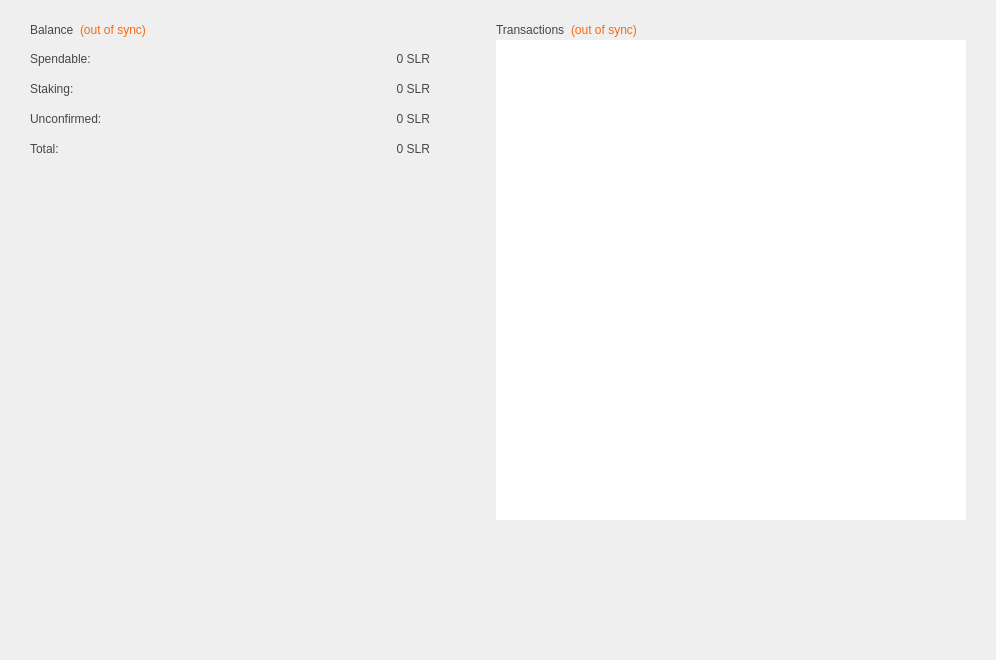
Before: the Qt Designer form src/qt/forms/overviewpage.ui in onsightit/solarcoin, drawn with Qt 5.
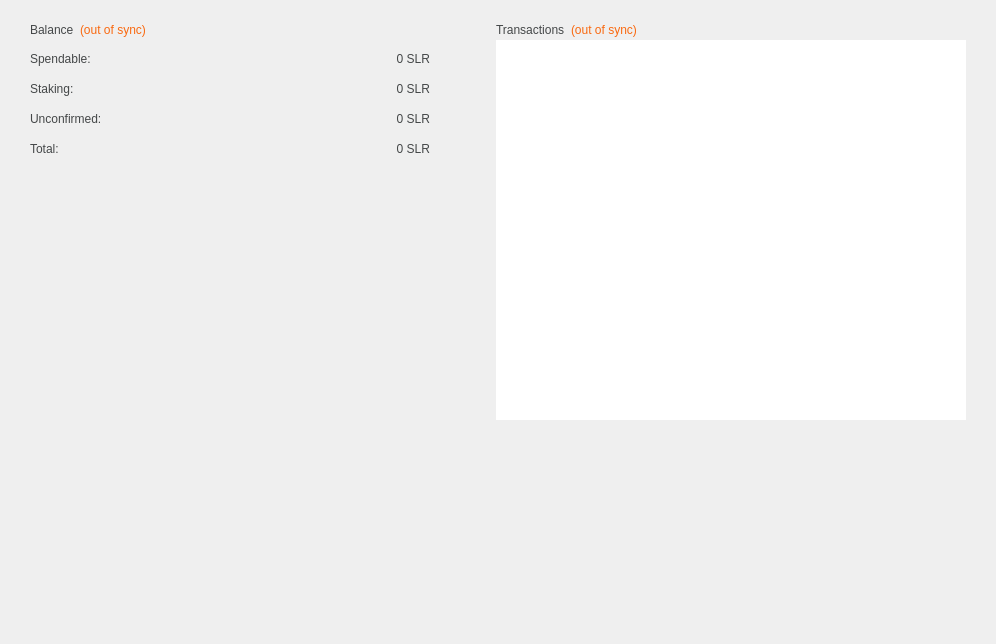
After: the same form once the commit is applied. Icons and pictures are not drawn.

Commit message: add logo to overview

Diff of the .ui file:
```diff
--- a/src/qt/forms/overviewpage.ui
+++ b/src/qt/forms/overviewpage.ui
@@ -7,7 +7,7 @@
     <x>0</x>
     <y>0</y>
     <width>996</width>
-    <height>608</height>
+    <height>644</height>
    </rect>
   </property>
   <property name="windowTitle">
@@ -88,13 +88,13 @@
        <property name="minimumSize">
         <size>
          <width>470</width>
-         <height>640</height>
+         <height>400</height>
         </size>
        </property>
        <property name="maximumSize">
         <size>
          <width>470</width>
-         <height>640</height>
+         <height>400</height>
         </size>
        </property>
        <property name="frameShape">
```
Left out of the diff: 47 changed lines with no effect on the pictures. The commit also changes 1 other file.
